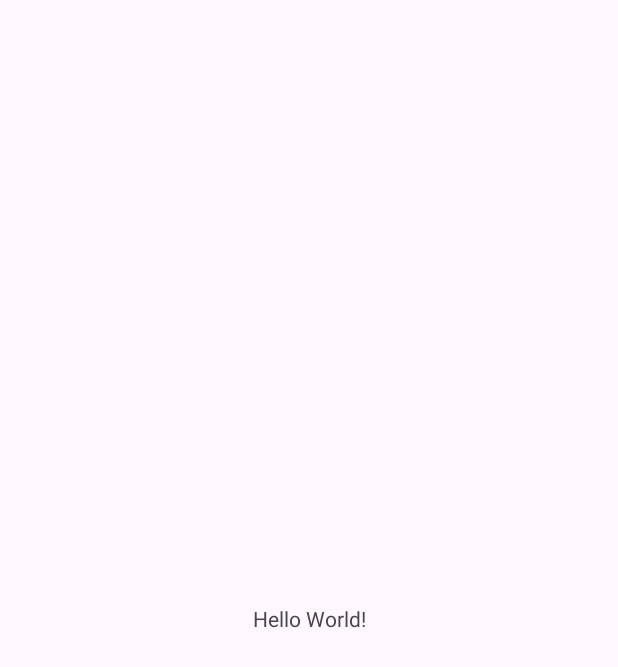
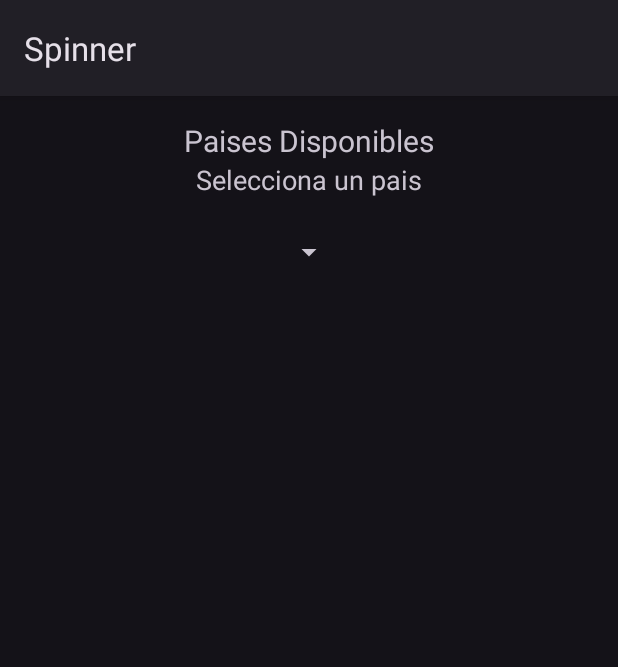
Before and after one commit to INGCapaDev/Spinner-Kotlin, an Android app: the screen it shows after launch (MainActivity), on a phone screen of 412 x 824 dp. Before the commit the part shown is almost empty. Shown: the top 667 px of the screen. Run offline under Robolectric (Android 15) with nearby library versions, the phone set to English and light mode, and no system bars.

Commit message:
Se creo el layout

```diff
--- a/app/src/main/res/layout/activity_main.xml
+++ b/app/src/main/res/layout/activity_main.xml
@@ -6,13 +6,33 @@
     android:layout_height="match_parent"
     tools:context=".MainActivity">
 
-    <TextView
-        android:layout_width="wrap_content"
-        android:layout_height="wrap_content"
-        android:text="Hello World!"
-        app:layout_constraintBottom_toBottomOf="parent"
-        app:layout_constraintEnd_toEndOf="parent"
-        app:layout_constraintStart_toStartOf="parent"
-        app:layout_constraintTop_toTopOf="parent" />
+   <LinearLayout
+       android:layout_width="match_parent"
+       android:layout_height="match_parent"
+       android:orientation="vertical"
+       android:padding="16dp">
+
+       <TextView
+           android:layout_width="wrap_content"
+           android:layout_height="wrap_content"
+           android:textSize="20sp"
+           android:text="@string/strPaises"
+           android:layout_gravity="center"/>
+
+       <TextView
+           android:layout_width="wrap_content"
+           android:layout_height="wrap_content"
+           android:textSize="18sp"
+           android:text="@string/strSelecciona"
+           android:layout_gravity="center"/>
+
+       <Spinner
+           android:id="@+id/spnPaises"
+           android:layout_width="wrap_content"
+           android:layout_height="wrap_content"
+           android:layout_gravity="center"
+           android:layout_marginTop="24dp"/>
+
+   </LinearLayout>
 
 </androidx.constraintlayout.widget.ConstraintLayout>
--- a/app/src/main/res/values-night/themes.xml
+++ b/app/src/main/res/values-night/themes.xml
@@ -1,6 +1,6 @@
 <resources xmlns:tools="http://schemas.android.com/tools">
     <!-- Base application theme. -->
-    <style name="Base.Theme.SpinnerK" parent="Theme.Material3.DayNight.NoActionBar">
+    <style name="Base.Theme.SpinnerK" parent="Theme.Material3.Dark">
         <!-- Customize your dark theme here. -->
         <!-- <item name="colorPrimary">@color/my_dark_primary</item> -->
     </style>
--- a/app/src/main/res/values/themes.xml
+++ b/app/src/main/res/values/themes.xml
@@ -1,6 +1,6 @@
 <resources xmlns:tools="http://schemas.android.com/tools">
     <!-- Base application theme. -->
-    <style name="Base.Theme.SpinnerK" parent="Theme.Material3.DayNight.NoActionBar">
+    <style name="Base.Theme.SpinnerK" parent="Theme.Material3.Dark">
         <!-- Customize your light theme here. -->
         <!-- <item name="colorPrimary">@color/my_light_primary</item> -->
     </style>
```
